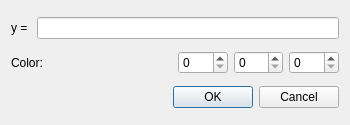
x0r4ks/QPlot, file editdialog.ui: the form before one commit.
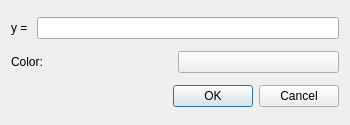
The form after the commit.

The edit to the form file:
```diff
--- a/editdialog.ui
+++ b/editdialog.ui
@@ -58,23 +58,9 @@
      <item>
       <layout class="QHBoxLayout" name="horizontalLayout">
        <item>
-        <widget class="QSpinBox" name="sb_red">
-         <property name="maximum">
-          <number>255</number>
-         </property>
-        </widget>
-       </item>
-       <item>
-        <widget class="QSpinBox" name="sb_green">
-         <property name="maximum">
-          <number>255</number>
-         </property>
-        </widget>
-       </item>
-       <item>
-        <widget class="QSpinBox" name="sb_blue">
-         <property name="maximum">
-          <number>255</number>
+        <widget class="QPushButton" name="new_graph_color">
+         <property name="text">
+          <string/>
          </property>
         </widget>
        </item>
```
